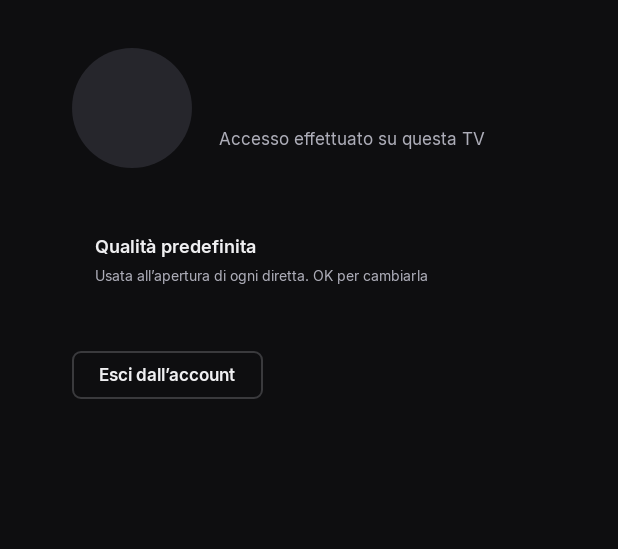
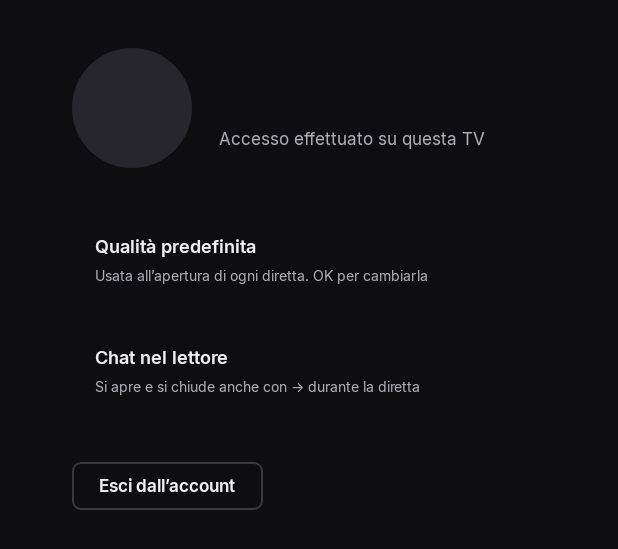
Before and after one commit to jonsugar/purple-tv, an Android app: the layout page_profile.xml on its own in the app's theme, with its tools: preview values and no code run, on a phone screen of 412 x 824 dp. Shown: the top 549 px of the screen. Run offline under Robolectric (Android 15) with nearby library versions, the phone set to English and light mode, and no system bars; network calls fail.

Commit message:
Read-only chat

```diff
--- a/app/src/main/java/com/purpletv/player/PlayerPrefs.kt
+++ b/app/src/main/java/com/purpletv/player/PlayerPrefs.kt
@@ -15,10 +15,16 @@ class PlayerPrefs(private val prefs: SharedPreferences) {
 
     val isAuto get() = maxHeight == AUTO
 
+    /** Whether the chat column opens with the player. */
+    var chatVisible: Boolean
+        get() = prefs.getBoolean(CHAT, false)
+        set(value) = prefs.edit().putBoolean(CHAT, value).apply()
+
     companion object {
         const val AUTO = Int.MAX_VALUE
         private const val DEFAULT_HEIGHT = 1080
         private const val MAX_HEIGHT = "max_height"
         private const val HIGH_FPS = "high_fps"
+        private const val CHAT = "chat_visible"
     }
 }
--- a/app/src/main/res/layout/activity_player.xml
+++ b/app/src/main/res/layout/activity_player.xml
@@ -15,6 +15,7 @@
         app:surface_type="surface_view"
         app:use_controller="false" />
 
+    <include android:id="@+id/chat" layout="@layout/view_chat" />
     <include android:id="@+id/quality_menu" layout="@layout/overlay_quality" />
     <include android:id="@+id/info_overlay" layout="@layout/overlay_info" />
 
--- a/app/src/main/res/layout/page_profile.xml
+++ b/app/src/main/res/layout/page_profile.xml
@@ -90,6 +90,49 @@
                 android:textFontWeight="600"
                 android:textSize="11sp" />
         </LinearLayout>
+
+        <LinearLayout
+            android:id="@+id/profile_chat"
+            android:layout_width="match_parent"
+            android:layout_height="wrap_content"
+            android:layout_marginTop="8dp"
+            android:background="@drawable/nav_item_bg"
+            android:clickable="true"
+            android:focusable="true"
+            android:gravity="center_vertical"
+            android:orientation="horizontal"
+            android:padding="15dp">
+
+            <LinearLayout
+                android:layout_width="0dp"
+                android:layout_height="wrap_content"
+                android:layout_weight="1"
+                android:orientation="vertical">
+
+                <TextView
+                    android:layout_width="wrap_content"
+                    android:layout_height="wrap_content"
+                    android:text="@string/profile_chat"
+                    android:textFontWeight="600"
+                    android:textSize="12sp" />
+
+                <TextView
+                    android:layout_width="wrap_content"
+                    android:layout_height="wrap_content"
+                    android:layout_marginTop="4dp"
+                    android:text="@string/profile_chat_desc"
+                    android:textColor="@color/text_secondary"
+                    android:textSize="9.5sp" />
+            </LinearLayout>
+
+            <TextView
+                android:id="@+id/profile_chat_value"
+                android:layout_width="wrap_content"
+                android:layout_height="wrap_content"
+                android:layout_marginStart="16dp"
+                android:textFontWeight="600"
+                android:textSize="11sp" />
+        </LinearLayout>
     </LinearLayout>
 
     <LinearLayout
--- a/app/src/main/res/values/strings.xml
+++ b/app/src/main/res/values/strings.xml
@@ -41,7 +41,12 @@
     <string name="logout">Esci dall’account</string>
     <string name="app_version">Purple TV %1$s · uso personale</string>
 
-    <string name="player_hints">OK info · ↓ qualità · Indietro esci</string>
+    <string name="player_hints">OK info · ↓ qualità · → chat · Indietro esci</string>
+    <string name="chat_title">Chat</string>
+    <string name="profile_chat">Chat nel lettore</string>
+    <string name="profile_chat_desc">Si apre e si chiude anche con → durante la diretta</string>
+    <string name="profile_chat_on">Visibile</string>
+    <string name="profile_chat_off">Nascosta</string>
     <string name="player_back_hint">Premi Indietro per tornare</string>
     <string name="player_offline">Il canale è offline</string>
     <string name="player_reconnecting">Connessione persa, riprovo…</string>
```
Also changed, not shown: app/src/main/java/com/purpletv/chat/ChatClient.kt (added, +90 -0 lines), app/src/main/java/com/purpletv/chat/ChatView.kt (added, +106 -0 lines), app/src/main/java/com/purpletv/chat/IrcParser.kt (added, +33 -0 lines), app/src/main/java/com/purpletv/home/ProfilePage.kt (+9 -1 lines), app/src/main/java/com/purpletv/player/PlayerActivity.kt (+34 -4 lines), app/src/main/res/layout/view_chat.xml (added, +53 -0 lines), 2 other files.
